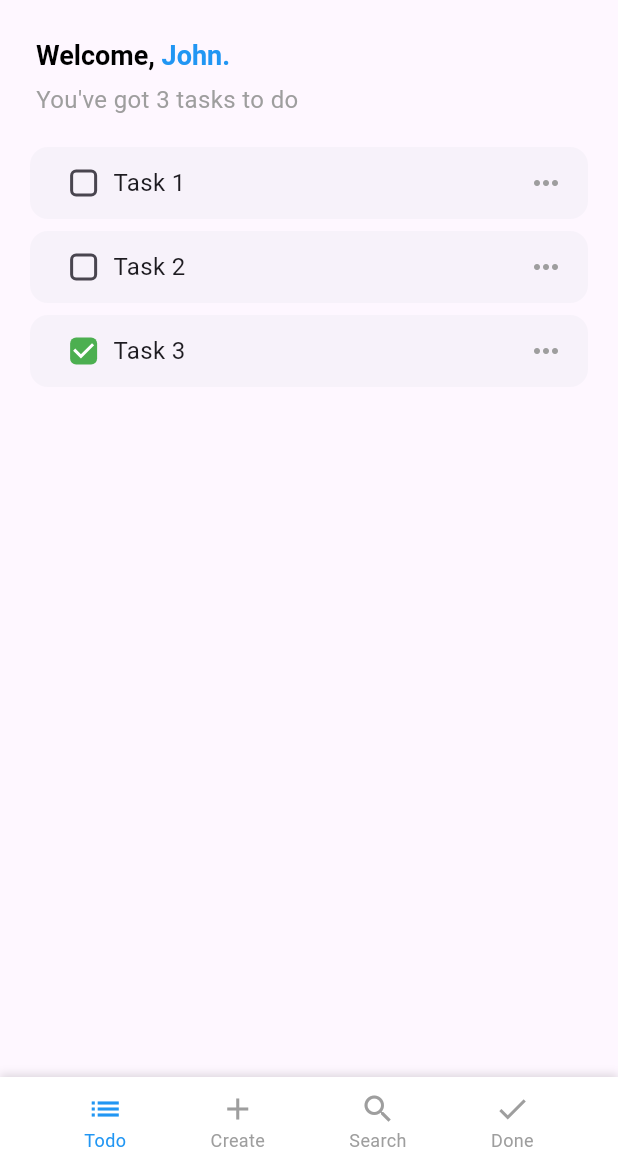
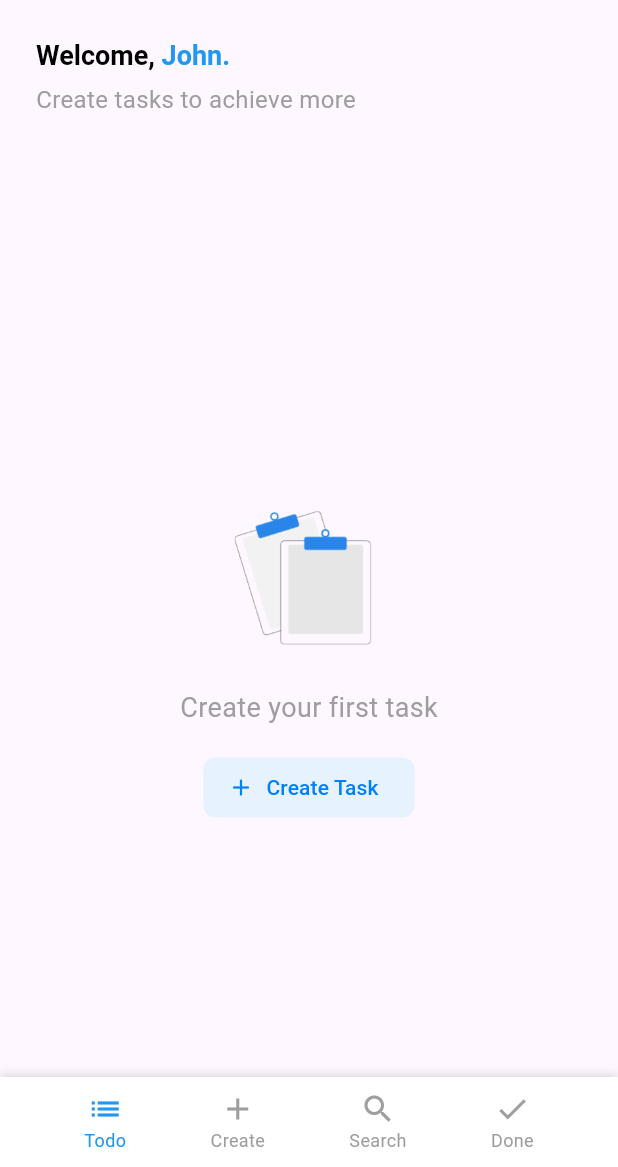
Before and after one commit to LerryGO/WLConsultings-ToDo-Challenge, a Flutter app: the screen it shows after launch, on a phone screen of 412 x 824 dp, the part 69-1236 px from its top. Run offline on Flutter 3.47's test engine with Material 3 defaults, Android fonts, the phone set to English and light mode, and no system bars; our stand-ins replace sqflite; accounts and stored records are empty.

Commit message:
getting tasks from db

```diff
--- a/lib/src/core/application_binding.dart
+++ b/lib/src/core/application_binding.dart
@@ -1,5 +1,6 @@
 import 'package:flutter/material.dart';
 import 'package:provider/provider.dart';
+import 'package:sqflite/sqflite.dart';
 
 import 'database_helper.dart';
 
@@ -18,10 +19,54 @@ class ApplicationBinding extends StatelessWidget {
       ],
       builder: (context, _) {
         return FutureBuilder(
-          future: Provider.of<DatabaseHelper>(context, listen: false)
-              .initializeDatabase(),
+          future: Provider.of<DatabaseHelper>(context, listen: false).database,
           builder: (context, snapshot) {
-            return child;
+            if (snapshot.connectionState == ConnectionState.waiting) {
+              // Mostre um indicador de progresso enquanto o banco de dados é carregado
+              return const MaterialApp(
+                home: Scaffold(
+                  body: Center(
+                    child: CircularProgressIndicator(),
+                  ),
+                ),
+              );
+            }
+
+            if (snapshot.hasError) {
+              // Mostre uma tela de erro caso a inicialização falhe
+              return MaterialApp(
+                home: Scaffold(
+                  body: Center(
+                    child: Text(
+                      'Erro ao inicializar o banco de dados',
+                      style: TextStyle(color: Colors.red, fontSize: 18),
+                    ),
+                  ),
+                ),
+              );
+            }
+
+            if (!snapshot.hasData) {
+              // Trate o caso improvável de o snapshot não conter dados
+              return MaterialApp(
+                home: Scaffold(
+                  body: Center(
+                    child: Text(
+                      'Banco de dados não disponível',
+                      style: TextStyle(color: Colors.grey, fontSize: 18),
+                    ),
+                  ),
+                ),
+              );
+            }
+
+            // Quando o banco estiver pronto, forneça o Database globalmente
+            return MultiProvider(
+              providers: [
+                Provider<Database>.value(value: snapshot.data!),
+              ],
+              child: child, // Continue com o app normalmente
+            );
           },
         );
       },
--- /dev/null
+++ b/lib/src/core/result.dart
@@ -0,0 +1,21 @@
+sealed class Result<E extends Exception, S> {
+  T when<T>({
+    required T Function(E exception) failure,
+    required T Function(S value) success,
+  }) =>
+      switch (this) {
+        Success(:final value) => success(value),
+        Failure(:final exception) => failure(exception),
+      };
+}
+
+
+class Failure<E extends Exception, S> extends Result<E, S> {
+  final E exception;
+  Failure(this.exception);
+}
+
+class Success<E extends Exception, S> extends Result<E, S> {
+  final S value;
+  Success(this.value);
+}
--- a/lib/src/core/services/task_local_datasource.dart
+++ b/lib/src/core/services/task_local_datasource.dart
@@ -1,13 +1,14 @@
 import 'package:sqflite/sqflite.dart';
+import 'package:todo_challenge_2/src/core/result.dart';
 
 import '../../core/exceptions/database_exception.dart';
 import '../../domain/models/task_model.dart';
 
 abstract class TaskLocalDataSource {
-  Future<List<TaskModel>> getTasks();
-  Future<void> addTask(TaskModel task);
-  Future<void> updateTask(TaskModel task);
-  Future<void> deleteTask(int id);
+  Future<Result<LocalDatabaseException, List<TaskModel>>> getTasks();
+  Future<Result<LocalDatabaseException, int>> addTask(TaskModel task);
+  Future<Result<LocalDatabaseException, int>> updateTask(TaskModel task);
+  Future<Result<LocalDatabaseException, void>> deleteTask(int id);
 }
 
 class TaskLocalDataSourceImpl implements TaskLocalDataSource {
@@ -16,48 +17,48 @@ class TaskLocalDataSourceImpl implements TaskLocalDataSource {
   TaskLocalDataSourceImpl(this.database);
 
   @override
-  Future<List<TaskModel>> getTasks() async {
+  Future<Result<LocalDatabaseException, List<TaskModel>>> getTasks() async {
     try {
       final List<Map<String, dynamic>> maps = await database.query('tasks');
-      return maps.map((map) => TaskModel.fromMap(map)).toList();
+      return Success(maps.map((map) => TaskModel.fromMap(map)).toList());
     } catch (e) {
-      throw LocalDatabaseException('Error fetching tasks');
+      return Failure(LocalDatabaseException('Error fetching tasks'));
     }
   }
 
   @override
-  Future<void> addTask(TaskModel task) async {
+  Future<Result<LocalDatabaseException, int>> addTask(TaskModel task) async {
     try {
-      await database.insert('tasks', task.toMap());
+      return Success(await database.insert('tasks', task.toMap()));
     } catch (e) {
-      throw LocalDatabaseException('Error adding task');
+      return Failure(LocalDatabaseException('Error adding task'));
     }
   }
 
   @override
-  Future<void> updateTask(TaskModel task) async {
+  Future<Result<LocalDatabaseException, int>> updateTask(TaskModel task) async {
     try {
-      await database.update(
+      return Success(await database.update(
         'tasks',
         task.toMap(),
         where: 'id = ?',
         whereArgs: [task.id],
-      );
+      ));
     } catch (e) {
-      throw LocalDatabaseException('Error updating task');
+      return Failure(LocalDatabaseException('Error updating task'));
     }
   }
 
   @override
-  Future<void> deleteTask(int id) async {
+  Future<Result<LocalDatabaseException, int>> deleteTask(int id) async {
     try {
-      await database.delete(
+      return Success(await database.delete(
         'tasks',
         where: 'id = ?',
         whereArgs: [id],
-      );
+      ));
     } catch (e) {
-      throw LocalDatabaseException('Error deleting task');
+      return Failure(LocalDatabaseException('Error deleting task'));
     }
   }
 }
--- a/lib/src/route/todo/todo_route.dart
+++ b/lib/src/route/todo/todo_route.dart
@@ -1,15 +1,24 @@
 import 'package:flutter/material.dart';
 import 'package:provider/provider.dart';
+import 'package:sqflite/sqflite.dart';
 import 'package:todo_challenge_2/src/core/services/task_local_datasource.dart';
 import 'package:todo_challenge_2/src/ui/todo/todo_page.dart';
+
+import '../../ui/task/view_models/task_viewmodel.dart';
 
 class TodoRoute {
   TodoRoute._();
 
   static Widget get page => MultiProvider(
         providers: [
-          Provider(
-            create: (context) => TaskLocalDataSourceImpl(context.read()),
+          Provider<TaskLocalDataSource>(
+            create: (context) =>
+                TaskLocalDataSourceImpl(context.read<Database>()),
+          ),
+          ChangeNotifierProvider(
+            create: (context) => TaskViewmodel(
+              taskLocalDataSource: context.read<TaskLocalDataSource>(),
+            ),
           ),
         ],
         child: const TodoPage(),
--- a/lib/src/ui/task/task_list_tab.dart
+++ b/lib/src/ui/task/task_list_tab.dart
@@ -1,55 +1,45 @@
 import 'package:flutter/material.dart';
 import 'package:todo_challenge_2/src/ui/task/component/task_list.dart';
 import 'package:todo_challenge_2/src/ui/task/component/welcome_header.dart';
-
-import '../../domain/models/task_model.dart';
+import 'package:todo_challenge_2/src/ui/task/view_models/task_viewmodel.dart';
 
 class TaskListTab extends StatefulWidget {
-  const TaskListTab({super.key});
+  final TaskViewmodel _taskViewmodel;
+
+  const TaskListTab({super.key, required TaskViewmodel taskViewmodel})
+      : _taskViewmodel = taskViewmodel;
 
   @override
   State<TaskListTab> createState() => _TaskListTabState();
 }
 
 class _TaskListTabState extends State<TaskListTab> {
-  final List<TaskModel> _todoList = [
-    TaskModel(
-      id: 1,
-      title: 'Task 1',
-      description:
-          'By the time a prospect arrives at upor signup, they are already interested in your product or service. They are in the consideration stage of the buyer’s journey and are looking for more information about your company. They are also interested in learning more about your product or service and how it can help them solve their problem. This is the perfect time to provide them with the information they need to make an informed decision. You can use a variety of content types to educate your prospects and help them understand the value of your product or service. Here are some examples of content you can use to nurture your leads at the bottom of the funnel:',
-      isCompleted: false,
-    ),
-    TaskModel(
-      id: 2,
-      title: 'Task 2',
-      description: 'Description 2',
-      isCompleted: false,
-    ),
-    TaskModel(
-      id: 3,
-      title: 'Task 3',
-      description: 'Description 3',
-      isCompleted: true,
-    ),
-  ];
+  @override
+  void initState() {
+    widget._taskViewmodel.getTasks();
+    super.initState();
+  }
 
   @override
   Widget build(BuildContext context) {
     return Padding(
       padding: const EdgeInsets.fromLTRB(16, 16, 16, 0),
-      child: Column(
+      child: ListenableBuilder(
+        listenable: widget._taskViewmodel,
+        builder: (context, _) {
+          final tasks = widget._taskViewmodel.tasks;
+          return Column(
             crossAxisAlignment: CrossAxisAlignment.stretch,
             spacing: 16,
             children: [
               WelcomeHeader(
                   name: "John",
-              message: _todoList.isNotEmpty
-                  ? "You've got 3 tasks to do "
+                  message: tasks.isNotEmpty
+                      ? "You've got ${tasks.length} tasks to do "
                       : "Create tasks to achieve more"),
               Expanded(
                 child: Visibility(
-              visible: _todoList.isNotEmpty,
+                  visible: tasks.isNotEmpty,
                   replacement: Center(
                     child: Column(
                       mainAxisSize: MainAxisSize.min,
@@ -84,10 +74,12 @@ class _TaskListTabState extends State<TaskListTab> {
                       ],
                     ),
                   ),
-              child: TaskList(todoList: _todoList),
+                  child: TaskList(todoList: tasks),
                 ),
               )
             ],
+          );
+        },
       ),
     );
   }
--- a/lib/src/ui/todo/todo_page.dart
+++ b/lib/src/ui/todo/todo_page.dart
@@ -1,6 +1,8 @@
 import 'package:flutter/material.dart';
+import 'package:provider/provider.dart';
 import 'package:todo_challenge_2/src/ui/task/component/create_task.dart';
 import 'package:todo_challenge_2/src/ui/task/task_list_tab.dart';
+import 'package:todo_challenge_2/src/ui/task/view_models/task_viewmodel.dart';
 import 'package:todo_challenge_2/src/ui/todo/components/app_header.dart';
 
 class TodoPage extends StatefulWidget {
@@ -13,6 +15,11 @@ class TodoPage extends StatefulWidget {
 class _TodoPageState extends State<TodoPage> {
   final PageController _pageController = PageController();
   int _selectedIndex = 0;
+
+  @override
+  void initState() {
+    super.initState();
+  }
 
   void _openModal() {
     final size = MediaQuery.sizeOf(context);
@@ -55,7 +62,9 @@ class _TodoPageState extends State<TodoPage> {
           PageView(
             controller: _pageController,
             children: [
-              TaskListTab(),
+              TaskListTab(
+                taskViewmodel: context.read<TaskViewmodel>(),
+              ),
               Center(child: Text('Search Page')),
               Center(child: Text('Done Page')),
             ],
```
Also changed, not shown: lib/src/core/database_helper.dart (+8 -0 lines), lib/src/ui/task/view_models/task_viewmodel.dart (added, +64 -0 lines). Lines whose indentation alone changed are shown as unchanged.
